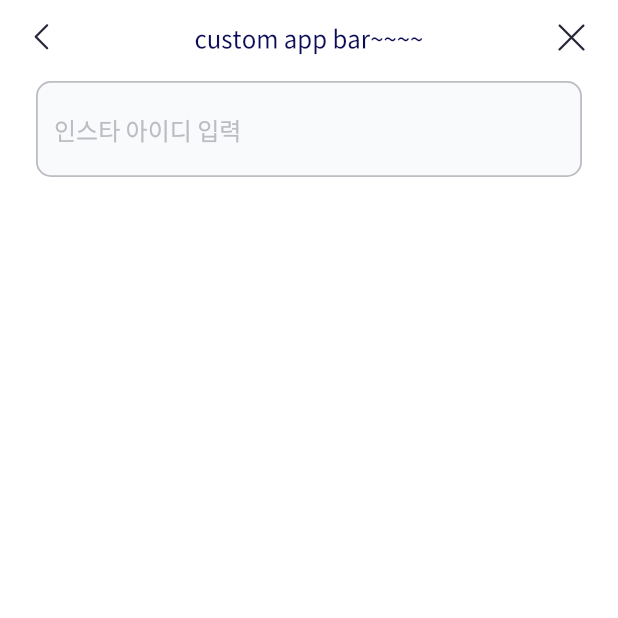
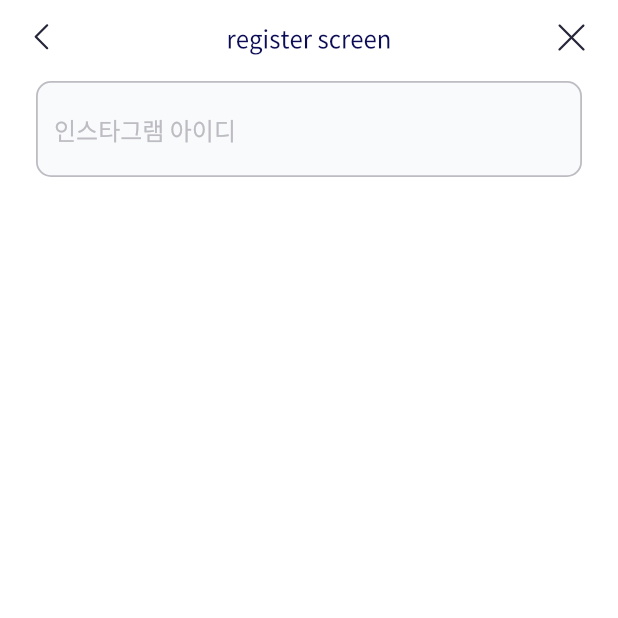
Before and after one commit to tangible-idea/TMTT, a Flutter app: the screen it shows after launch, on a phone screen of 412 x 824 dp, the top half of it. Run offline on Flutter 3.47's test engine with Material 2 defaults, Android fonts, the phone set to English and light mode, and no system bars; our stand-ins replace cloud_firestore, firebase_analytics, firebase_core, flutter_secure_storage, flutter_svg, get and 1 more; missing offline and left inert: flutter_insta; accounts and stored records are empty; generated files the repository leaves out were written again.

Commit message:
- 파이어스토어 클래스 추가 - 바텀 네비게이션 추가

```diff
--- /dev/null
+++ b/lib/firebase/fire_store_collections.dart
@@ -0,0 +1,4 @@
+
+class Collections {
+  static const users = 'users';
+}
--- a/lib/main.dart
+++ b/lib/main.dart
@@ -1,19 +1,13 @@
 import 'package:cloud_firestore/cloud_firestore.dart';
-import 'package:firebase_app_check/firebase_app_check.dart';
 import 'package:flutter/material.dart';
 import 'package:flutter/services.dart';
-import 'package:font_awesome_flutter/font_awesome_flutter.dart';
-import 'package:google_fonts/google_fonts.dart';
 import 'package:get/get.dart';
 import 'package:tmtt/pages.dart';
-import 'package:tmtt/src/screens/dynamic/ArticlePage.dart';
-import 'package:tmtt/src/screens/home/home_screen.dart';
-import 'package:tmtt/src/screens/splash_screen.dart';
 import 'package:firebase_core/firebase_core.dart';
+import 'package:tmtt/src/screens/index.dart';
 import 'package:tmtt/src/util/my_logger.dart';
 import 'firebase_options.dart';
 import 'package:firebase_analytics/firebase_analytics.dart';
-import 'package:firebase_core/firebase_core.dart';
 
 
 void main() {
@@ -42,7 +36,7 @@ class MyTmttApp extends StatelessWidget {
       title: 'TMTT',
       theme: theme,
       locale: Get.deviceLocale, // 언어 설정
-      // unknownRoute: GetPage(name: '/notfound', page: () => UnknownRoutePage()), // 404 에러 처리
+      unknownRoute: setUnknownPage(), // 404 에러 처리
       initialRoute: setInitialRoute(),
       getPages: kGetPages,
     );
@@ -58,36 +52,20 @@ class MyTmttApp extends StatelessWidget {
     }
   }
 
+  GetPage setUnknownPage() {
+    return GetPage(
+        name: PageName.index,
+        page: () => IndexScreen()
+    );
+  }
+
   void initFirebase() async {
-
-    Log.d('start tmtt app');
     await Firebase.initializeApp(
       options: DefaultFirebaseOptions.currentPlatform,
     );
     FirebaseAnalytics analytics = FirebaseAnalytics.instance;
-    FirebaseFirestore db = FirebaseFirestore.instance;
-
     // final appCheckToken = await FirebaseAppCheck.instance.getToken();
     // Log.d('appCheckToken: $appCheckToken');
 
-    // // Add a new document with a generated ID
-    // db.collection("users")
-    //     .add(user)
-    //     .then((DocumentReference doc) {
-    //   Log.d('DocumentSnapshot added with ID: ${doc.id}');
-    // });
-    //
-    // await db.collection("users").get().then((event) {
-    //   for (var doc in event.docs) {
-    //     Log.d("${doc.id} => ${doc.data()}");
-    //   }
-    // });
   }
-
-  // Create a new user with a first and last name
-  final user = <String, dynamic>{
-    "first": "Ada",
-    "last": "Lovelace",
-    "born": 1815
-  };
 }
--- a/lib/pages.dart
+++ b/lib/pages.dart
@@ -3,8 +3,10 @@ import 'package:get/get.dart';
 import 'package:tmtt/src/screens/dynamic/ArticlePage.dart';
 import 'package:tmtt/src/screens/dynamic/dynamic_user_controller.dart';
 import 'package:tmtt/src/screens/home/home_controller.dart';
-import 'package:tmtt/src/screens/home/home_screen.dart';
+import 'package:tmtt/src/screens/home/home_base_screen.dart';
 import 'package:tmtt/src/screens/index.dart';
+import 'package:tmtt/src/screens/register/register_controller.dart';
+import 'package:tmtt/src/screens/register/register_screen.dart';
 import 'package:tmtt/src/screens/splash_screen.dart';
 
 import 'src/screens/dynamic/dynamic_user_screen.dart';
@@ -23,11 +25,12 @@ class BaseGetPage extends GetPage {
 }
 
 class PageName {
-  static const String index = '/'; // 여기에 tmtt 소개 웹사이트 페이지 넣으면 될듯
-  static const String splash = '/splash';
-  static const String home   = '/home';
-  static const String overview   = '/overview';
-  static const String dynamicUserPage   = '/:uid';
+  static const String index           = '/'; // 여기에 tmtt 소개 웹사이트 페이지 넣으면 될듯
+  static const String splash          = '/splash';
+  static const String register        = '/register';
+  static const String home            = '/home';
+  static const String overview        = '/overview';
+  static const String dynamicUserPage = '/:uid';
 }
 
 List<BaseGetPage> kGetPages = [
@@ -38,6 +41,11 @@ List<BaseGetPage> kGetPages = [
   BaseGetPage(
     name: PageName.splash,
     page: () => SplashScreen(),
+  ),
+  BaseGetPage(
+    name: PageName.register,
+    page: () => RegisterScreen(),
+    binding: RegisterBinding(),
   ),
   BaseGetPage(
     name: PageName.home,
--- a/lib/src/constants/local_storage_keys.dart
+++ b/lib/src/constants/local_storage_keys.dart
@@ -2,5 +2,8 @@
 // LocalStorage keys
 class Keys {
   static const String name = 'name'; // string
+  static const String userDocId = 'userDocId'; // string
+  static const String userInstagramId = 'userInstagramId'; // string
   static const String isSetPermission = 'isSetPermission'; // bool
+  static const String isLogin = 'isLogin'; // bool
 }
--- a/lib/src/screens/base/base_scaffold.dart
+++ b/lib/src/screens/base/base_scaffold.dart
@@ -7,6 +7,7 @@ class BaseScaffold extends StatelessWidget {
   Widget body;
   bool? resizeToAvoidBottomInset;
   Function()? onPressedAosBackButton;
+  BottomNavigationBar? bottomNavigationBar;
 
   BaseScaffold({
     Key? key,
@@ -14,6 +15,7 @@ class BaseScaffold extends StatelessWidget {
     required this.body,
     this.resizeToAvoidBottomInset,
     this.onPressedAosBackButton,
+    this.bottomNavigationBar
   }): super(key: key);
 
   @override
@@ -27,6 +29,7 @@ class BaseScaffold extends StatelessWidget {
       },
       child: Scaffold(
         resizeToAvoidBottomInset: resizeToAvoidBottomInset ?? true,
+        bottomNavigationBar: bottomNavigationBar,
         body: SafeArea(
           top: true,
           bottom: true,
--- a/lib/src/screens/home/home_screen.dart
+++ b/lib/src/screens/home/home_fragment.dart
@@ -1,36 +1,19 @@
 
 import 'package:flutter/material.dart';
-import 'package:flutter_insta/flutter_insta.dart';
+import 'package:flutter/src/widgets/framework.dart';
 import 'package:get/get.dart';
-import 'package:tmtt/src/screens/base/base_app_bar.dart';
-import 'package:tmtt/src/screens/base/base_scaffold.dart';
+import 'package:tmtt/src/screens/base/base_fragment_container.dart';
 import 'package:tmtt/src/screens/home/home_controller.dart';
-import 'package:tmtt/src/util/my_logger.dart';
-import 'package:tmtt/src/util/my_navigator.dart';
 import 'package:tmtt/src/widgets/bottom_button.dart';
 import 'package:tmtt/src/widgets/plain_text.dart';
 import 'package:tmtt/src/widgets/plain_text_field.dart';
 
+class HomeFragment extends GetView<HomeController> {
 
-class HomeScreen extends GetView<HomeController> {
   @override
   Widget build(BuildContext context) {
-    return BaseScaffold(
-      appBar: BaseAppBar(
-        title: 'custom app bar~~~~',
-        useBackButton: true,
-        useCancelButton: true,
-        onBackPressed: () {
-          Log.d('onBackPressed');
-        },
-        onCancelPressed: () {
-          Log.d('onCancelPressed');
-        },
-      ),
-      onPressedAosBackButton: () {
-        Log.d('onPressedAosBackButton');
-      },
-      body: Column(
+    return FragmentContainer(
+      child: Column(
         mainAxisAlignment: MainAxisAlignment.start,
         crossAxisAlignment: CrossAxisAlignment.start,
         children: [
--- /dev/null
+++ b/lib/src/screens/register/register_screen.dart
@@ -0,0 +1,53 @@
+
+import 'package:flutter/material.dart';
+import 'package:get/get.dart';
+import 'package:tmtt/src/screens/base/base_app_bar.dart';
+import 'package:tmtt/src/screens/base/base_scaffold.dart';
+import 'package:tmtt/src/screens/register/register_controller.dart';
+import 'package:tmtt/src/util/my_logger.dart';
+import 'package:tmtt/src/widgets/bottom_button.dart';
+
+import '../../widgets/plain_text.dart';
+import '../../widgets/plain_text_field.dart';
+
+class RegisterScreen extends GetView<RegisterController> {
+  @override
+  Widget build(BuildContext context) {
+    return BaseScaffold(
+      appBar: BaseAppBar(
+        title: 'register screen',
+        useBackButton: true,
+        useCancelButton: true,
+        onBackPressed: () {
+          Log.d('onBackPressed');
+        },
+        onCancelPressed: () {
+          Log.d('onCancelPressed');
+        },
+      ),
+      onPressedAosBackButton: () {
+        Log.d('onPressedAosBackButton');
+      },
+      body: Column(
+          mainAxisAlignment: MainAxisAlignment.start,
+          crossAxisAlignment: CrossAxisAlignment.start,
+          children: [
+            PlainTextField(
+              hintText: '인스타그램 아이디',
+              keyboardType: TextInputType.text,
+              controller: controller.inputController,
+            ),
+            PlainText(
+              text: "",
+            ),
+            const Spacer(),
+            BottomPlainButton(
+              text: '확인',
+              onPressed: () => controller.register(),
+              enabledObs: RxBool(true),
+            ),
+          ]
+      ),
+    );
+  }
+}
--- a/pubspec.yaml
+++ b/pubspec.yaml
@@ -37,7 +37,6 @@ dependencies:
   firebase_analytics: ^9.3.5
   firebase_app_check: ^0.0.7+1
 
-
 dev_dependencies:
   flutter_test:
     sdk: flutter
@@ -45,6 +44,8 @@ dev_dependencies:
   build_runner: ^2.2.0
   build_test: ^2.1.0
   build_web_compilers: ^3.0.0
+  json_serializable: ^6.3.1
+
 
 flutter:
   uses-material-design: true
```
Also changed, not shown: lib/data/model/user.dart (added, +35 -0 lines), lib/firebase/fire_store.dart (added, +20 -0 lines), lib/src/screens/base/base_fragment_container.dart (added, +22 -0 lines), lib/src/screens/home/home_base_screen.dart (added, +70 -0 lines), lib/src/screens/home/home_controller.dart (+26 -5 lines), lib/src/screens/home/inbox_fragment.dart (added, +25 -0 lines), lib/src/screens/home/setting_fragment.dart (added, +25 -0 lines), lib/src/screens/register/register_controller.dart (added, +55 -0 lines), lib/src/screens/splash_screen.dart (+4 -11 lines), 1 other file.
